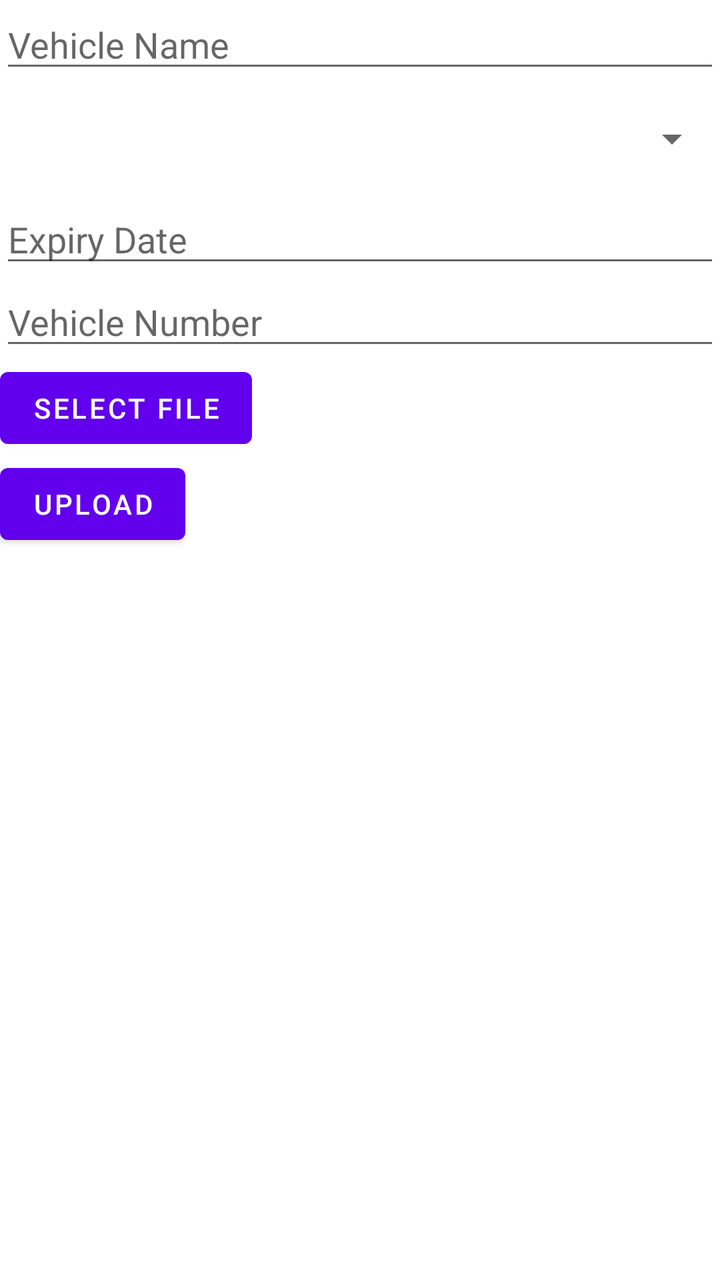
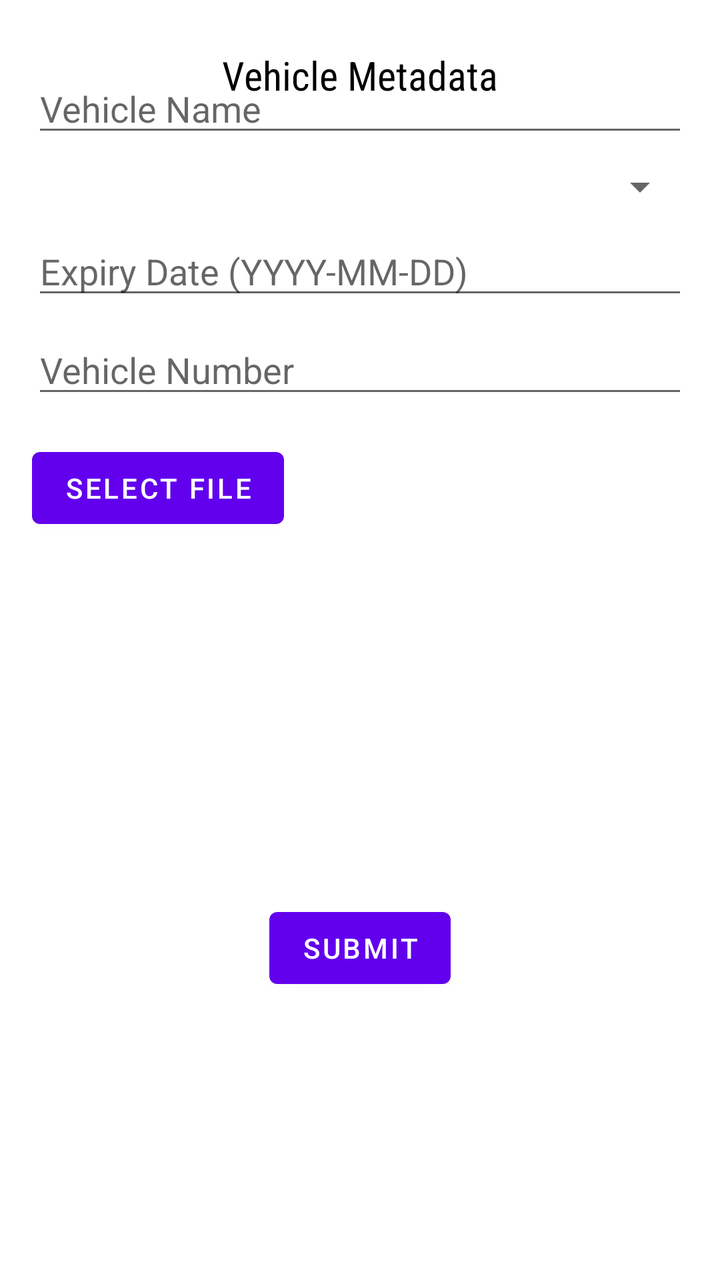

Compare the two renders of this Android layout. The source of the first and the diff that turns it into the second are given below.
<!-- AndroidManifest.xml: application theme Theme.Docuvault -->
<!-- res/layout/activity_vehicle_metadata.xml -->
<?xml version="1.0" encoding="utf-8"?>
<RelativeLayout xmlns:android="http://schemas.android.com/apk/res/android"
    android:layout_width="match_parent"
    android:layout_height="match_parent">

    <EditText
        android:id="@+id/vehicleNameEditText"
        android:layout_width="match_parent"
        android:layout_height="wrap_content"
        android:hint="Vehicle Name"/>

    <Spinner
        android:id="@+id/documentTypeSpinner"
        android:layout_width="match_parent"
        android:layout_height="wrap_content"
        android:layout_below="@id/vehicleNameEditText"
        android:layout_marginTop="16dp"
        android:layout_marginBottom="16dp"/>

    <EditText
        android:id="@+id/expiryDateEditText"
        android:layout_width="match_parent"
        android:layout_height="wrap_content"
        android:hint="Expiry Date"
        android:layout_below="@id/documentTypeSpinner"/>

    <EditText
        android:id="@+id/vehicleNumberEditText"
        android:layout_width="match_parent"
        android:layout_height="wrap_content"
        android:hint="Vehicle Number"
        android:layout_below="@id/expiryDateEditText"/>

    <Button
        android:id="@+id/selectFileButton"
        android:layout_width="wrap_content"
        android:layout_height="wrap_content"
        android:text="Select File"
        android:layout_below="@id/vehicleNumberEditText"/>

    <ImageView
        android:id="@+id/selectedFileImageView"
        android:layout_width="wrap_content"
        android:layout_height="wrap_content"
        android:layout_below="@id/selectFileButton"
        android:contentDescription="Selected File"/>

    <Button
        android:id="@+id/uploadButton"
        android:layout_width="wrap_content"
        android:layout_height="wrap_content"
        android:text="Upload"
        android:layout_below="@id/selectedFileImageView"/>
    <ProgressBar
        android:id="@+id/progressBar"
        android:layout_width="wrap_content"
        android:layout_height="wrap_content"
        android:layout_centerInParent="true"
        android:visibility="gone" />

</RelativeLayout>
<!-- resources referenced by this layout -->
<resources>
  <style name="Theme.Docuvault" parent="Theme.MaterialComponents.DayNight.DarkActionBar">
          
          <item name="colorPrimary">@color/purple_500</item>
          <item name="colorPrimaryVariant">@color/purple_700</item>
          <item name="colorOnPrimary">@color/white</item>
          
          <item name="colorSecondary">@color/teal_200</item>
          <item name="colorSecondaryVariant">@color/teal_700</item>
          <item name="colorOnSecondary">@color/black</item>
          
          <item name="android:statusBarColor">?attr/colorPrimaryVariant</item>
          
      </style>
  <color name="purple_500">#FF6200EE</color>
  <color name="purple_700">#FF3700B3</color>
  <color name="white">#FFFFFFFF</color>
  <color name="teal_200">#FF03DAC5</color>
  <color name="teal_700">#FF018786</color>
  <color name="black">#FF000000</color>
</resources>

<!-- the commit's change to res/layout/activity_vehicle_metadata.xml (unified diff, before → after) -->
@@ -1,61 +1,83 @@
 <?xml version="1.0" encoding="utf-8"?>
 <RelativeLayout xmlns:android="http://schemas.android.com/apk/res/android"
     android:layout_width="match_parent"
-    android:layout_height="match_parent">
+    android:layout_height="match_parent"
+    android:padding="16dp">
+
+    <TextView
+        android:layout_width="wrap_content"
+        android:layout_height="wrap_content"
+        android:text="Vehicle Metadata"
+        android:textSize="20sp"
+        android:textColor="@color/black"
+        android:layout_centerHorizontal="true"
+        android:layout_marginTop="8dp"
+        android:fontFamily="sans-serif-condensed"/>
 
     <EditText
         android:id="@+id/vehicleNameEditText"
         android:layout_width="match_parent"
         android:layout_height="wrap_content"
-        android:hint="Vehicle Name"/>
+        android:hint="Vehicle Name"
+        android:layout_below="@id/titleText"
+        android:layout_marginTop="16dp"/>
 
     <Spinner
         android:id="@+id/documentTypeSpinner"
         android:layout_width="match_parent"
         android:layout_height="wrap_content"
         android:layout_below="@id/vehicleNameEditText"
-        android:layout_marginTop="16dp"
-        android:layout_marginBottom="16dp"/>
+        android:layout_marginTop="8dp"/>
 
     <EditText
         android:id="@+id/expiryDateEditText"
         android:layout_width="match_parent"
         android:layout_height="wrap_content"
-        android:hint="Expiry Date"
-        android:layout_below="@id/documentTypeSpinner"/>
+        android:hint="Expiry Date (YYYY-MM-DD)"
+        android:layout_below="@id/documentTypeSpinner"
+        android:layout_marginTop="8dp"/>
 
     <EditText
         android:id="@+id/vehicleNumberEditText"
         android:layout_width="match_parent"
         android:layout_height="wrap_content"
         android:hint="Vehicle Number"
-        android:layout_below="@id/expiryDateEditText"/>
+        android:layout_below="@id/expiryDateEditText"
+        android:layout_marginTop="8dp"/>
 
     <Button
         android:id="@+id/selectFileButton"
         android:layout_width="wrap_content"
         android:layout_height="wrap_content"
         android:text="Select File"
-        android:layout_below="@id/vehicleNumberEditText"/>
+        android:layout_below="@id/vehicleNumberEditText"
+        android:layout_marginTop="16dp"/>
 
     <ImageView
         android:id="@+id/selectedFileImageView"
-        android:layout_width="wrap_content"
-        android:layout_height="wrap_content"
+        android:layout_width="150dp"
+        android:layout_height="150dp"
+        android:maxWidth="200dp"
+        android:maxHeight="200dp"
         android:layout_below="@id/selectFileButton"
-        android:contentDescription="Selected File"/>
+        android:layout_marginTop="16dp"
+        android:layout_centerHorizontal="true"/>
 
     <Button
         android:id="@+id/uploadButton"
         android:layout_width="wrap_content"
         android:layout_height="wrap_content"
-        android:text="Upload"
-        android:layout_below="@id/selectedFileImageView"/>
+        android:text="Submit"
+        android:layout_below="@id/selectedFileImageView"
+        android:layout_centerHorizontal="true"
+        android:layout_marginTop="16dp"
+        style="@style/ButtonStyle"/>
+
     <ProgressBar
         android:id="@+id/progressBar"
         android:layout_width="wrap_content"
         android:layout_height="wrap_content"
         android:layout_centerInParent="true"
-        android:visibility="gone" />
+        android:visibility="gone"/>
 
 </RelativeLayout>
